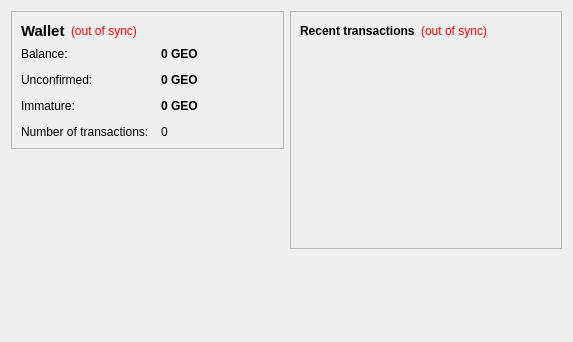
This is src/qt/forms/overviewpage.ui in OnlineGamingCoin/OnlineGamingCoin as Qt 5 draws it before an edit. The edited form follows.
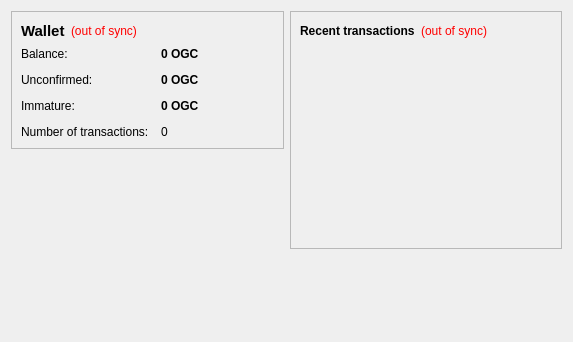
This is the edited form. Icons and pictures are not drawn.

The edit to the form file:
```diff
--- a/src/qt/forms/overviewpage.ui
+++ b/src/qt/forms/overviewpage.ui
@@ -105,7 +105,7 @@
              <string>Your current balance</string>
             </property>
             <property name="text">
-             <string notr="true">0 GEO</string>
+             <string notr="true">0 OGC</string>
             </property>
             <property name="textInteractionFlags">
              <set>Qt::LinksAccessibleByMouse|Qt::TextSelectableByKeyboard|Qt::TextSelectableByMouse</set>
@@ -134,7 +134,7 @@
              <string>Total of transactions that have yet to be confirmed, and do not yet count toward the current balance</string>
             </property>
             <property name="text">
-             <string notr="true">0 GEO</string>
+             <string notr="true">0 OGC</string>
             </property>
             <property name="textInteractionFlags">
              <set>Qt::LinksAccessibleByMouse|Qt::TextSelectableByKeyboard|Qt::TextSelectableByMouse</set>
@@ -177,7 +177,7 @@
              <string>Mined balance that has not yet matured</string>
             </property>
             <property name="text">
-             <string notr="true">0 GEO</string>
+             <string notr="true">0 OGC</string>
             </property>
             <property name="textInteractionFlags">
              <set>Qt::LinksAccessibleByMouse|Qt::TextSelectableByKeyboard|Qt::TextSelectableByMouse</set>
```
Left out of the diff: 23 changed lines with no effect on the pictures.
